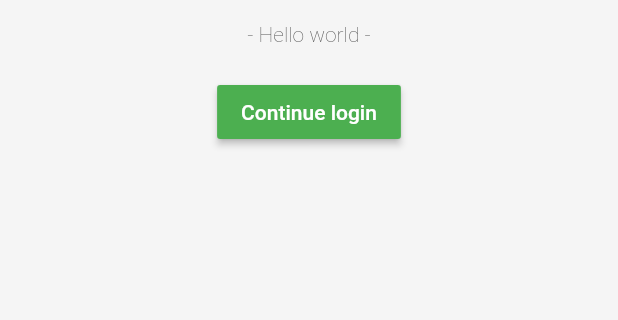
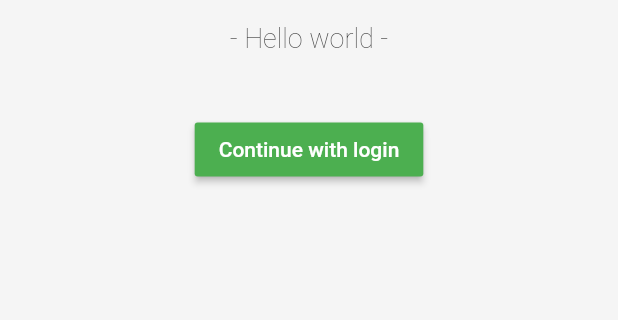
Before and after one commit to Jinnana32/authdemo, a Flutter app: the screen it shows after launch, on a phone screen of 412 x 824 dp, the part 173-493 px from its top. Run offline on Flutter 3.47's test engine with Material 2 defaults, Android fonts, the light colour scheme and no system bars; our stand-ins replace bloc, equatable, flutter_bloc, geolocator, jiffy; missing offline and left inert: flutter_appauth.

```diff
--- a/lib/presentation/bloc/weather/WeatherBloc.dart
+++ b/lib/presentation/bloc/weather/WeatherBloc.dart
@@ -1,9 +1,6 @@
 
 import 'package:authdemo/data/services/weather/weather-service.dart';
-import 'package:authdemo/domain/model/coordinates.dart';
 import 'package:authdemo/domain/model/weather.dart';
-import 'package:authdemo/presentation/bloc/location/LocationEvent.dart';
-import 'package:authdemo/presentation/bloc/location/LocationState.dart';
 import 'package:authdemo/presentation/bloc/weather/WeatherEvent.dart';
 import 'package:authdemo/presentation/bloc/weather/WeatherState.dart';
 import 'package:authdemo/utils/logger.dart';
--- a/lib/presentation/contants/app-dimens.dart
+++ b/lib/presentation/contants/app-dimens.dart
@@ -4,7 +4,9 @@ class AppDimens {
   static const double TEXT_HEADER = 32;
   static const double TEXT_TITLE = 30;
   static const double TEXT_BODY = 28;
+  static const double TEXT_BODY_SMALL = 18;
 
+  static const double SPACING_EXTRA_LARGE = 40;
   static const double SPACING_LARGE = 20;
   static const double SPACING_MED = 15;
   static const double SPACING_SMALL = 10;
--- a/lib/presentation/screens/login/login-screen.dart
+++ b/lib/presentation/screens/login/login-screen.dart
@@ -1,6 +1,8 @@
+import 'package:authdemo/presentation/bloc/location/LocationBloc.dart';
 import 'package:authdemo/presentation/bloc/user/UserBloc.dart';
 import 'package:authdemo/presentation/bloc/user/UserEvent.dart';
 import 'package:authdemo/presentation/bloc/user/UserState.dart';
+import 'package:authdemo/presentation/bloc/weather/WeatherBloc.dart';
 import 'package:authdemo/presentation/contants/app-colors.dart';
 import 'package:authdemo/presentation/contants/app-dimens.dart';
 import 'package:authdemo/presentation/main-navigation-screen.dart';
@@ -8,7 +10,6 @@ import 'package:flutter/material.dart';
 import 'package:flutter_bloc/flutter_bloc.dart';
 
 class LoginScreen extends StatelessWidget {
-
   @override
   Widget build(BuildContext context) {
     return Scaffold(
@@ -17,7 +18,7 @@ class LoginScreen extends StatelessWidget {
           child: BlocConsumer<UserBloc, UserState>(
             listener: (context, state) {
               if (state is UserIsAuthenticated) {
-                Navigator.push(context, MaterialPageRoute(builder: (context) => MainNavigationScreen()));
+                _navigateToNavigationScreen(context);
               }
             },
             builder: (blocContext, state) {
@@ -27,13 +28,20 @@ class LoginScreen extends StatelessWidget {
                     height: 50,
                   ),
                   _buildLoginPageHeader(),
-                  SizedBox(height: AppDimens.SPACING_MED,),
-                  Text("- Hello world -", style: TextStyle(fontWeight: FontWeight.w100)),
-                  SizedBox(height: AppDimens.SPACING_LARGE),
-                RaisedButton(
-                  onPressed: () => BlocProvider.of<UserBloc>(context).add(UserLoginEvent()),
-                  color: AppColors.PRIMARY_COLOR,
-                  child: Text("Continue login", style: TextStyle(color: AppColors.PRIMARY_OFFSET)))
+                  SizedBox(
+                    height: AppDimens.SPACING_MED,
+                  ),
+                  Text("- Hello world -",
+                      style: TextStyle(
+                          fontWeight: FontWeight.w200,
+                          fontSize: AppDimens.TEXT_BODY_SMALL)),
+                  SizedBox(height: AppDimens.SPACING_EXTRA_LARGE),
+                  RaisedButton(
+                      onPressed: () => BlocProvider.of<UserBloc>(context)
+                          .add(UserLoginEvent()),
+                      color: AppColors.PRIMARY_COLOR,
+                      child: Text("Continue with login",
+                          style: TextStyle(color: AppColors.PRIMARY_OFFSET)))
                 ],
               );
             },
@@ -50,4 +58,14 @@ class LoginScreen extends StatelessWidget {
         )),
       );
 
+  void _navigateToNavigationScreen(BuildContext context) {
+    Navigator.push(context, MaterialPageRoute(builder: (context) {
+      // Re-provide bloc to pushed stack
+      return MultiBlocProvider(providers: [
+        BlocProvider.value(value: context.bloc<LocationBloc>()),
+        BlocProvider.value(value: context.bloc<WeatherBloc>()),
+        BlocProvider.value(value: context.bloc<UserBloc>())
+      ], child: MainNavigationScreen());
+    }));
+  }
 }
--- a/lib/presentation/widgets/home/coordinates-widget.dart
+++ b/lib/presentation/widgets/home/coordinates-widget.dart
@@ -38,8 +38,8 @@ class _CoordinatesWidgetState extends State<CoordinatesWidget> {
             )),
           );
         }
-        return Container(
-          child: Text("Can't get coordinates"),
+        return Center(
+            child: CircularProgressIndicator(),
         );
       },
     );
```
Also changed, not shown: lib/presentation/main-navigation-screen.dart (+6 -4 lines).
